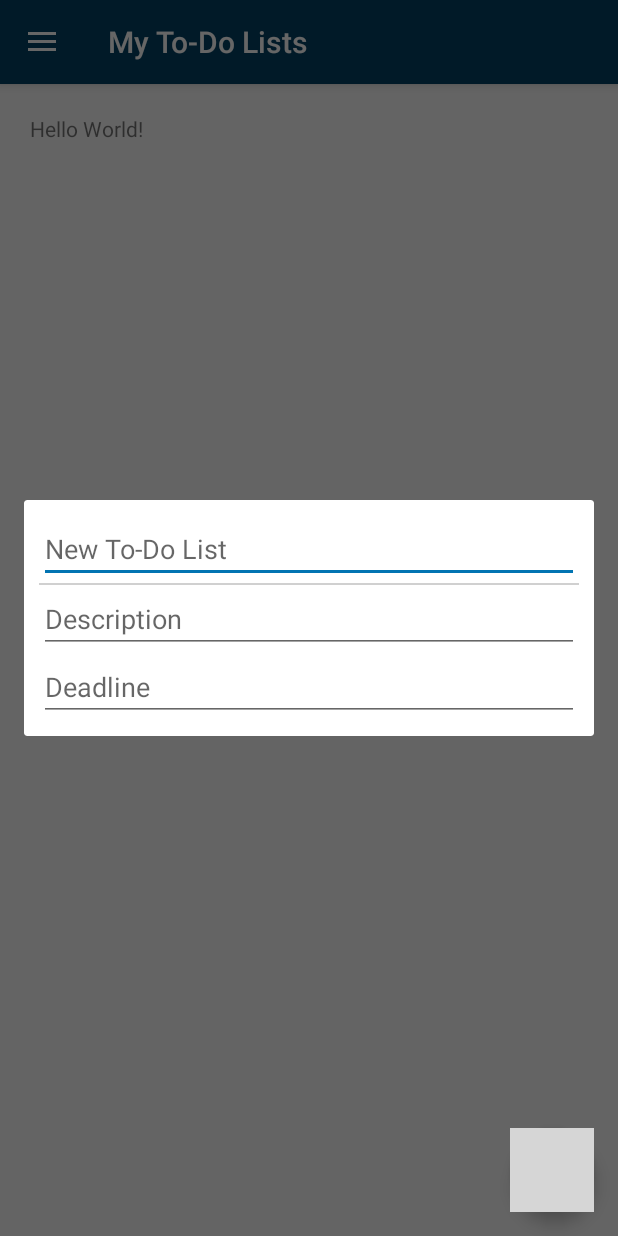
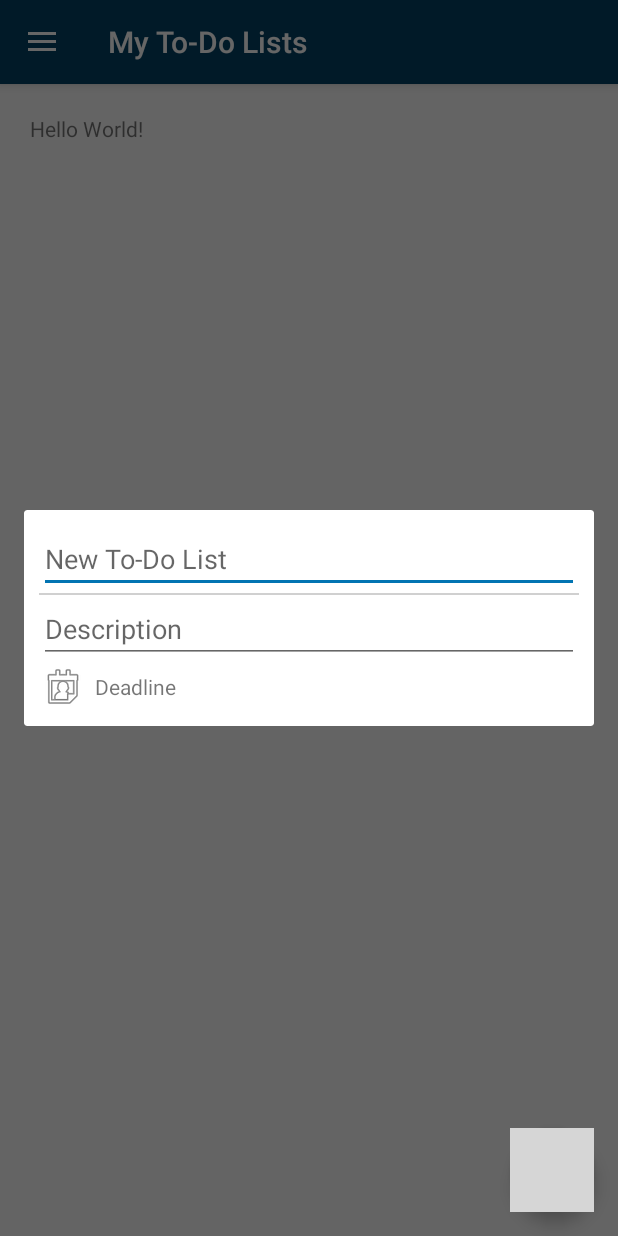
Before and after one commit to SecUSo/privacy-friendly-todo-list, an Android app: the screen it shows after launch (MainActivity), after a tap on an icon or button, on a phone screen of 412 x 824 dp. Run offline under Robolectric (Android 15) with nearby library versions, the phone set to English and light mode, and no system bars; grey boxes are pictures that could not be loaded.

Commit message:
Added Datepicker for Deadline-Selection in the add to-do list dialog.

```diff
--- a/app/src/main/java/org/secuso/privacyfriendlytodolist/MainActivity.java
+++ b/app/src/main/java/org/secuso/privacyfriendlytodolist/MainActivity.java
@@ -22,6 +22,7 @@ import android.view.Window;
 import android.view.WindowManager;
 import android.widget.Button;
 import android.widget.PopupWindow;
+import android.widget.TextView;
 import android.widget.Toast;
 
 public class MainActivity extends AppCompatActivity
@@ -29,24 +30,35 @@ public class MainActivity extends AppCompatActivity
 
     Context context = this;
 
+
+    private class DeadlineButtonListener implements View.OnClickListener {
         @Override
-    protected void onCreate(Bundle savedInstanceState) {
-        super.onCreate(savedInstanceState);
-        setContentView(R.layout.activity_main);
+        public void onClick(View view) {
+            Dialog deadlineDialog = new Dialog(context);
+            deadlineDialog.setContentView(R.layout.deadline_dialog);
+            deadlineDialog.setTitle("I18N: SELECT DEADLINE");
 
+            // required to make the dialog use the full screen width
+            WindowManager.LayoutParams lp = new WindowManager.LayoutParams();
+            Window window = deadlineDialog.getWindow();
+            lp.copyFrom(window.getAttributes());
+            lp.width = WindowManager.LayoutParams.MATCH_PARENT;
+            lp.horizontalMargin = 40;
+            window.setAttributes(lp);
 
-        Toolbar toolbar = (Toolbar) findViewById(R.id.toolbar);
-        toolbar.setTitle(R.string.toolbar_title_main);
-        setSupportActionBar(toolbar);
+            deadlineDialog.show();
+        }
+    }
 
-        FloatingActionButton fab = (FloatingActionButton) findViewById(R.id.fab);
-        fab.setOnClickListener(new View.OnClickListener() {
+    private class ActionButtonListener implements View.OnClickListener {
         @Override
         public void onClick(View view) {
             Dialog addListDialog = new Dialog(context);
             addListDialog.setContentView(R.layout.add_todolist_popup);
             addListDialog.setTitle("I18N: ADD LIST");
-                addListDialog.show();
+
+            TextView tvDeadline = (TextView)addListDialog.findViewById(R.id.tv_todo_list_deadline);
+            tvDeadline.setOnClickListener(new DeadlineButtonListener());
 
             // required to make the dialog use the full screen width
             WindowManager.LayoutParams lp = new WindowManager.LayoutParams();
@@ -55,8 +67,24 @@ public class MainActivity extends AppCompatActivity
             lp.width = WindowManager.LayoutParams.MATCH_PARENT;
             lp.horizontalMargin = 20;
             window.setAttributes(lp);
+
+            addListDialog.show();
         }
-        });
+    }
+
+
+    @Override
+    protected void onCreate(Bundle savedInstanceState) {
+        super.onCreate(savedInstanceState);
+        setContentView(R.layout.activity_main);
+
+        Toolbar toolbar = (Toolbar) findViewById(R.id.toolbar);
+        toolbar.setTitle(R.string.toolbar_title_main);
+        setSupportActionBar(toolbar);
+
+        // add new to-do list entry
+        FloatingActionButton fab = (FloatingActionButton) findViewById(R.id.fab);
+        fab.setOnClickListener(new ActionButtonListener());
 
         DrawerLayout drawer = (DrawerLayout) findViewById(R.id.drawer_layout);
         ActionBarDrawerToggle toggle = new ActionBarDrawerToggle(
@@ -66,8 +94,6 @@ public class MainActivity extends AppCompatActivity
 
         NavigationView navigationView = (NavigationView) findViewById(R.id.nav_view);
         navigationView.setNavigationItemSelectedListener(this);
-
-
     }
 
     @Override
--- a/app/src/main/res/layout/add_todolist_popup.xml
+++ b/app/src/main/res/layout/add_todolist_popup.xml
@@ -13,11 +13,13 @@
         android:layout_height="wrap_content"
         android:hint="New To-Do List"
         android:inputType="text" />
+
     <View
         android:id="@+id/hr_text_separator"
         android:layout_width="match_parent"
         android:layout_height="1dp"
         android:background="@color/grey" />
+
     <EditText
         android:id="@+id/et_todo_list_description"
         android:layout_width="match_parent"
@@ -26,10 +28,27 @@
         android:inputType="textMultiLine"
         android:minLines="1"
         android:maxLines="15" />
-    <EditText
+
+    <LinearLayout
+        android:layout_width="match_parent"
+        android:layout_height="wrap_content">
+        <ImageView
+            android:layout_width="wrap_content"
+            android:layout_height="wrap_content"
+            android:contentDescription="Deadline"
+            android:src="@android:drawable/ic_menu_my_calendar" />
+        <TextView
+            android:id="@+id/tv_todo_list_deadline"
+            android:layout_width="match_parent"
+            android:layout_height="match_parent"
+            android:gravity="center_vertical"
+            android:paddingLeft="5dp"
+            android:text="Deadline" />
+    </LinearLayout>
+    <!--<EditText
         android:id="@+id/et_todo_list_deadline"
         android:layout_width="match_parent"
         android:layout_height="wrap_content"
         android:hint="Deadline"
-        android:inputType="text" />
+        android:inputType="text" />-->
 </LinearLayout>
--- a/app/src/main/res/values/strings.xml
+++ b/app/src/main/res/values/strings.xml
@@ -1,5 +1,5 @@
 <resources>
-    <string name="app_name">To-Do List</string>
+    <string name="app_name">PFA To-Do List</string>
     <string name="toolbar_title_main">My To-Do Lists</string>
     <string name="settings">Settings</string>
     <string name="help">Help</string>
@@ -16,4 +16,5 @@
     <string name="more_info">More information can be found on:</string>
     <string name="url">https://www.secuso.org</string>
     <string name="other">Other</string>
+    <string name="no_deadline">No Deadline</string>
 </resources>
```
Also changed, not shown: app/src/main/res/layout/deadline_dialog.xml (added, +35 -0 lines). Lines whose indentation alone changed are shown as unchanged.
